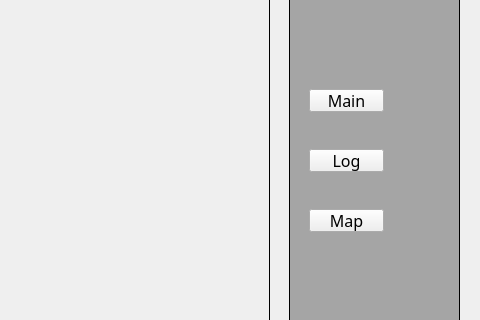
This is pythonProject/Fire.ui in YJU-NW2-Capstone/fire-alarm as Qt 5 draws it before an edit; both pictures show x 321 to 801 and y 211 to 531 of the 801 by 687 pixel window. The edited form follows.
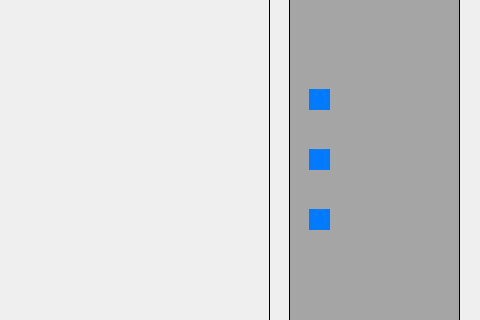
This is the edited form. Icons and pictures are not drawn.

Commit message: 현재 페이지 표시 기능 추가

Diff of the .ui file:
```diff
--- a/pythonProject/Fire.ui
+++ b/pythonProject/Fire.ui
@@ -132,12 +132,29 @@
      <rect>
       <x>630</x>
       <y>300</y>
-      <width>75</width>
-      <height>23</height>
+      <width>21</width>
+      <height>21</height>
      </rect>
     </property>
+    <property name="styleSheet">
+     <string notr="true">QPushButton {
+    background-color: #007BFF;    /* 버튼 배경을 파란색으로 */
+    border: none;                 /* 테두리 제거 */
+    border-radius: 200px;          /* 모서리를 둥글게 (15px 반지름) */
+    color: white;                 /* 글자색을 흰색으로 */
+    padding: 10px 20px;           /* 내부 여백 조정 */
+    font-size: 14px;              /* 글자 크기 조정 */
+}
+QPushButton:hover {
+    background-color: #0056b3;    /* 호버 시 조금 더 진한 파란색 */
+}
+
+QPushButton:pressed {
+    background-color: #red;    /* 클릭 시 더욱 진한 파란색 */
+}</string>
+    </property>
     <property name="text">
-     <string>Main</string>
+     <string/>
     </property>
    </widget>
    <widget class="QPushButton" name="pushButton_2">
@@ -145,12 +162,25 @@
      <rect>
       <x>630</x>
       <y>360</y>
-      <width>75</width>
-      <height>23</height>
+      <width>21</width>
+      <height>21</height>
      </rect>
     </property>
+    <property name="styleSheet">
+     <string notr="true">QPushButton {
+    background-color: #007BFF;    
+    border: none;                 
+    border-radius: 15px;          
+    color: white;                
+    padding: 10px 20px;          
+    font-size: 14px;            
+}
+QPushButton:hover {
+    background-color: #0056b3;    /* 호버 시 조금 더 진한 파란색 */
+}</string>
+    </property>
     <property name="text">
-     <string>Log</string>
+     <string/>
     </property>
    </widget>
    <widget class="QPushButton" name="pushButton_3">
@@ -158,12 +188,25 @@
      <rect>
       <x>630</x>
       <y>420</y>
-      <width>75</width>
-      <height>23</height>
+      <width>21</width>
+      <height>21</height>
      </rect>
     </property>
+    <property name="styleSheet">
+     <string notr="true">QPushButton {
+    background-color: #007BFF;    /* 버튼 배경을 파란색으로 */
+    border: none;                 /* 테두리 제거 */
+    border-radius: 15px;          /* 모서리를 둥글게 (15px 반지름) */
+    color: white;                 /* 글자색을 흰색으로 */
+    padding: 10px 20px;           /* 내부 여백 조정 */
+    font-size: 14px;              /* 글자 크기 조정 */
+}
+QPushButton:hover {
+    background-color: #0056b3;    /* 호버 시 조금 더 진한 파란색 */
+}</string>
+    </property>
     <property name="text">
-     <string>Map</string>
+     <string/>
     </property>
    </widget>
    <widget class="QStackedWidget" name="stackedWidget">
```
The commit also changes 1 other file.
